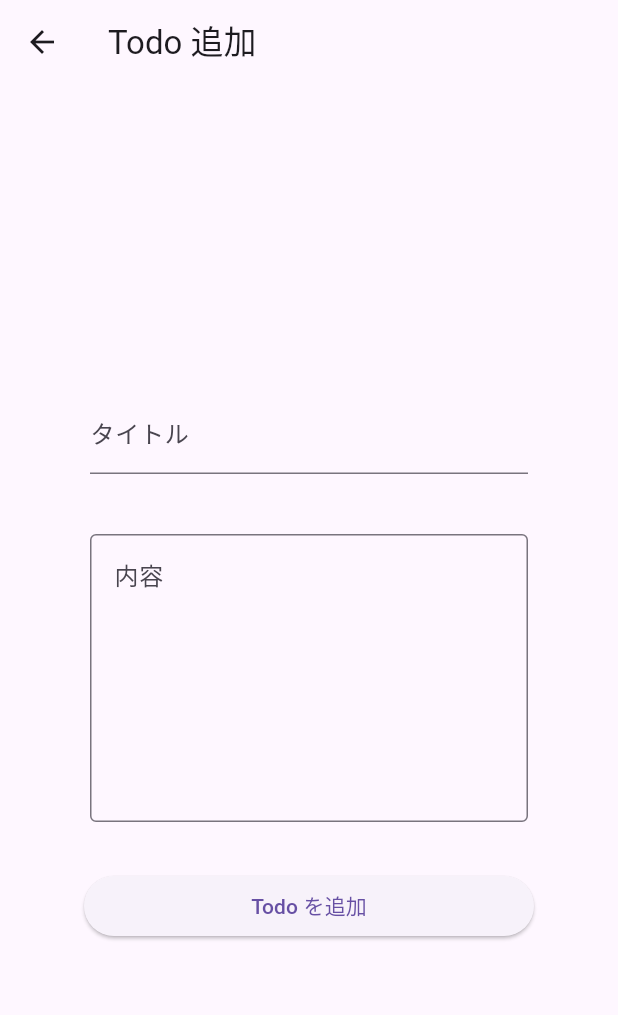
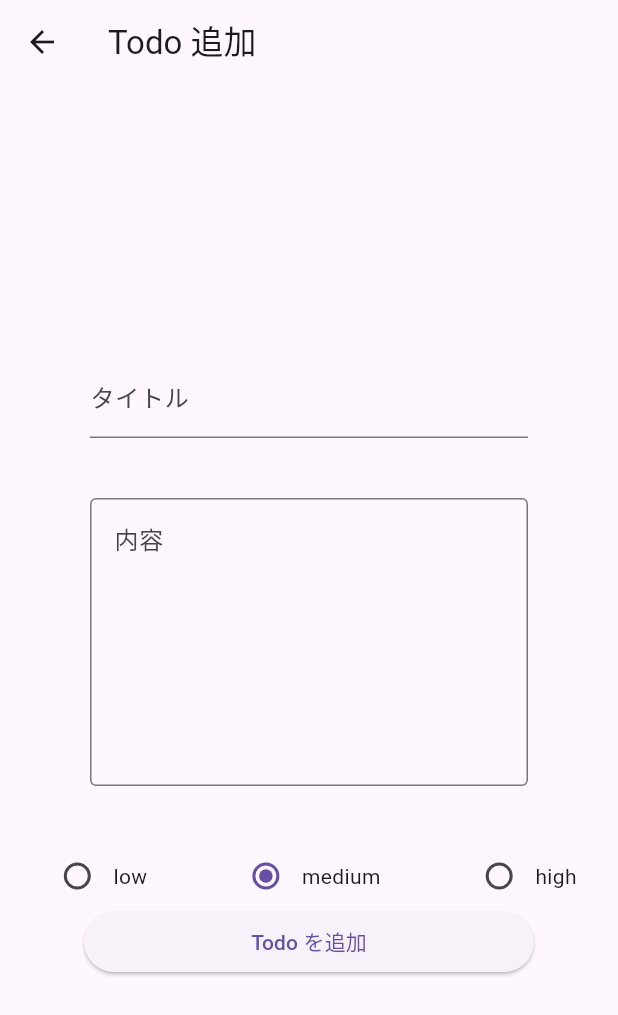
Before and after one commit to BeEngineer-Organization/todo_app_v2, a Flutter app: the TodoAddPage screen opened by its route, on a phone screen of 412 x 824 dp. Shown: the top 1015 px of the screen. Run offline on Flutter 3.47's test engine with Material 3 defaults, Android fonts, the phone set to English and light mode, and no system bars; our stand-ins replace flutter_riverpod, sqflite; accounts and stored records are empty.

Commit message:
優先度の項目追加

```diff
--- a/lib/todo_add.dart
+++ b/lib/todo_add.dart
@@ -1,9 +1,9 @@
 import 'package:flutter/material.dart';
 import 'package:flutter_riverpod/flutter_riverpod.dart'; // 追加
-import '/providers_db.dart'; // 追加
+import '/providers_db.dart' show todoProvider; // 追加
 
 class TodoAddPage extends ConsumerStatefulWidget {
-  const TodoAddPage({super.key});
+  const TodoAddPage({Key? key}) : super(key: key);
 
   @override
   ConsumerState<TodoAddPage> createState() => _TodoAddPageState(); // 修正
@@ -14,7 +14,8 @@ class _TodoAddPageState extends ConsumerState<TodoAddPage> {
   final formKey = GlobalKey<FormState>();
   final titleFormKey = GlobalKey<FormFieldState<String>>();
   final contentFormKey = GlobalKey<FormFieldState<String>>();
-  Map<String, String> formValue = {};
+  Map<String, dynamic> formValue = {};
+  int _value = 1;
 
   @override
   Widget build(BuildContext context) {
@@ -70,6 +71,55 @@ class _TodoAddPageState extends ConsumerState<TodoAddPage> {
                   },
                 ),
               ),
+              Row(
+                mainAxisAlignment: MainAxisAlignment.spaceAround,
+                children: [
+                  Row(
+                    children: [
+                      Radio(
+                        value: 0,
+                        groupValue: _value,
+                        onChanged: (int? value) {
+                          setState(() {
+                            _value = value!;
+                          });
+                        },
+                      ),
+                      const Text('low')
+                    ],
+                  ),
+                  Row(
+                    children: [
+                      Radio(
+                        value: 1,
+                        groupValue: _value,
+                        onChanged: (int? value) {
+                          setState(
+                            () {
+                              _value = value!;
+                            },
+                          );
+                        },
+                      ),
+                      const Text('medium')
+                    ],
+                  ),
+                  Row(
+                    children: [
+                      Radio(
+                        value: 2,
+                        groupValue: _value,
+                        onChanged: (int? value) {
+                          setState(() {
+                            _value = value!;
+                          });
+                        },
+                      ),
+                      const Text('high')
+                    ],
+                  ),
+                ],
+              ),
               SizedBox(
                 width: 300,
                 height: 40,
@@ -80,10 +130,12 @@ class _TodoAddPageState extends ConsumerState<TodoAddPage> {
                           titleFormKey.currentState?.value ?? '';
                       formValue['content'] =
                           contentFormKey.currentState?.value ?? '';
+                      formValue['priority'] = _value;
                       ref
                           .read(todoProvider.notifier)
                           .addTodoItem(formValue); // 修正
                       Navigator.of(context).pop();
+                      debugPrint('${_value}');
                     }
                   },
                   child: const Text('Todo を追加'),
--- a/lib/todo_list.dart
+++ b/lib/todo_list.dart
@@ -13,8 +13,6 @@ class TodoListPage extends ConsumerWidget {
     // ref.watch を使用
     final todos = ref.watch(todoProvider);
     final todoNotifier = ref.read(todoProvider.notifier);
-    final completedItemCount = todoNotifier.getCompletedItemCount();
-    final incompletedItemCount = todoNotifier.getIncompletedItemCount();
     final bottomBarIndex = ref.watch(bottomBarProvider);
     final bottomBarIndexNotifier = ref.read(bottomBarProvider.notifier);
     return Scaffold(
```
Also changed, not shown: lib/providers_db.dart (+13 -5 lines), lib/todo_db.dart (+11 -14 lines), lib/todo_detail.dart (+21 -0 lines), pubspec.lock.
